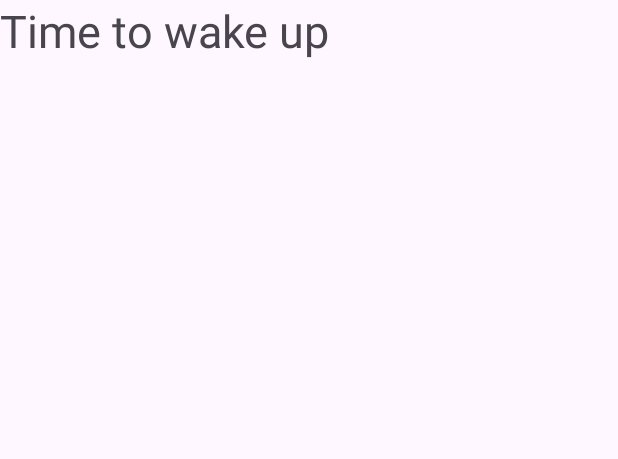
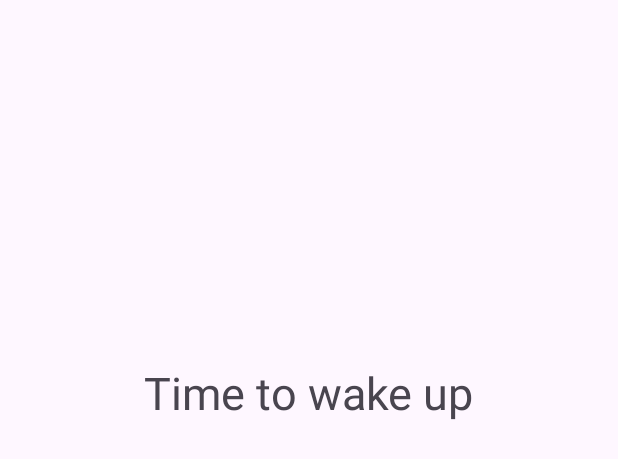
Before and after one commit to krirk-n/Oyasumi, an Android app: the layout alarm_notification_layout.xml on its own in the app's theme, with its tools: preview values and no code run, on a phone screen of 412 x 824 dp. Shown: the top 459 px of the screen. Run offline under Robolectric (Android 15) with nearby library versions, the phone set to English and light mode, and no system bars.

Commit message:
Adding AlarmHelper.java and AlarmReciever.java

```diff
--- a/app/src/main/java/com/cs407/oyasumi/AlarmActivity.java
+++ b/app/src/main/java/com/cs407/oyasumi/AlarmActivity.java
@@ -69,7 +69,7 @@ public class AlarmActivity extends AppCompatActivity {
         AlarmHelper.getInstance().createNotificationChannel(this);
 
         AlarmHelper.getInstance().setCalendar(hour, minute);
-        Log.i("info", "MainActivity: setting alarm for: "  + AlarmHelper.getInstance().getTime());
+        Log.i("info", "AlarmActivity: setting alarm for: "  + AlarmHelper.getInstance().getTime());
 
         //set up the alarm notification using alarm manager
         Intent intentForReceiver = new Intent(this, AlarmReceiver.class);
--- a/app/src/main/java/com/cs407/oyasumi/AlarmHelper.java
+++ b/app/src/main/java/com/cs407/oyasumi/AlarmHelper.java
@@ -82,7 +82,7 @@ public class AlarmHelper {
                 //.setContentText("time to wake up")
                 .setContent(customAlarmView)
                 //.setAutoCancel(true) //when user clicks on notification, it can be canceled
-                //.setDefaults(Notification.DEFAULT_ALL)
+                .setDefaults(Notification.DEFAULT_ALL)
                 .setLights(ARGB, 10, 10)
                // .setSound() //TODO can set a stream as well
                 .setPriority(NotificationCompat.PRIORITY_HIGH);
--- /dev/null
+++ b/app/src/main/java/com/cs407/oyasumi/AlarmReceiver.java
@@ -0,0 +1,17 @@
+package com.cs407.oyasumi;
+
+import android.content.BroadcastReceiver;
+import android.content.Context;
+import android.content.Intent;
+import android.util.Log;
+
+
+//need to enable this alarm noticiation even if app is not running
+//everytime notification is pushed code inside onRecieve will run
+public class AlarmReceiver extends BroadcastReceiver {
+    @Override
+    public void onReceive(Context context, Intent intent) {
+        Log.i("info", "AlarmReciever: going to show the alarm notification");
+        AlarmHelper.getInstance().showAlarmNotification(context);
+    }
+}
--- a/app/src/main/res/layout/alarm_notification_layout.xml
+++ b/app/src/main/res/layout/alarm_notification_layout.xml
@@ -1,13 +1,18 @@
 <?xml version="1.0" encoding="utf-8"?>
-<LinearLayout xmlns:android="http://schemas.android.com/apk/res/android"
+<androidx.constraintlayout.widget.ConstraintLayout xmlns:android="http://schemas.android.com/apk/res/android"
+    xmlns:app="http://schemas.android.com/apk/res-auto"
+    xmlns:tools="http://schemas.android.com/tools"
     android:layout_width="match_parent"
-    android:layout_height="match_parent"
-    android:orientation="vertical">
+    android:layout_height="match_parent">
 
     <TextView
-        android:id="@+id/textView2"
-        android:layout_width="254dp"
+        android:id="@+id/textView"
+        android:layout_width="wrap_content"
         android:layout_height="wrap_content"
+        android:layout_marginTop="241dp"
         android:text="Time to wake up"
-        android:textSize="30sp" />
-</LinearLayout>
+        android:textSize="30sp"
+        app:layout_constraintEnd_toEndOf="parent"
+        app:layout_constraintStart_toStartOf="parent"
+        app:layout_constraintTop_toTopOf="parent" />
+</androidx.constraintlayout.widget.ConstraintLayout>
```
